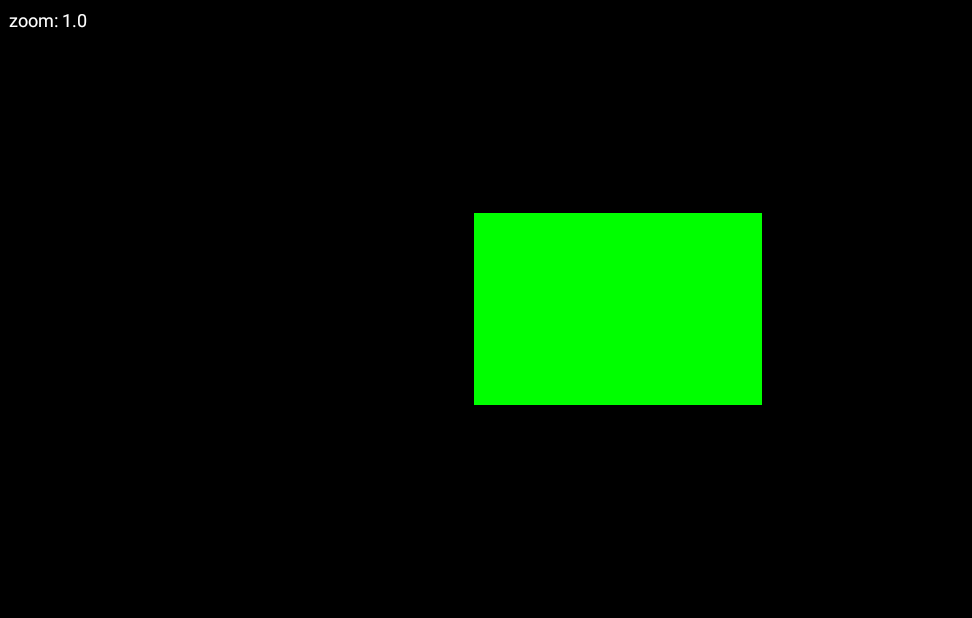
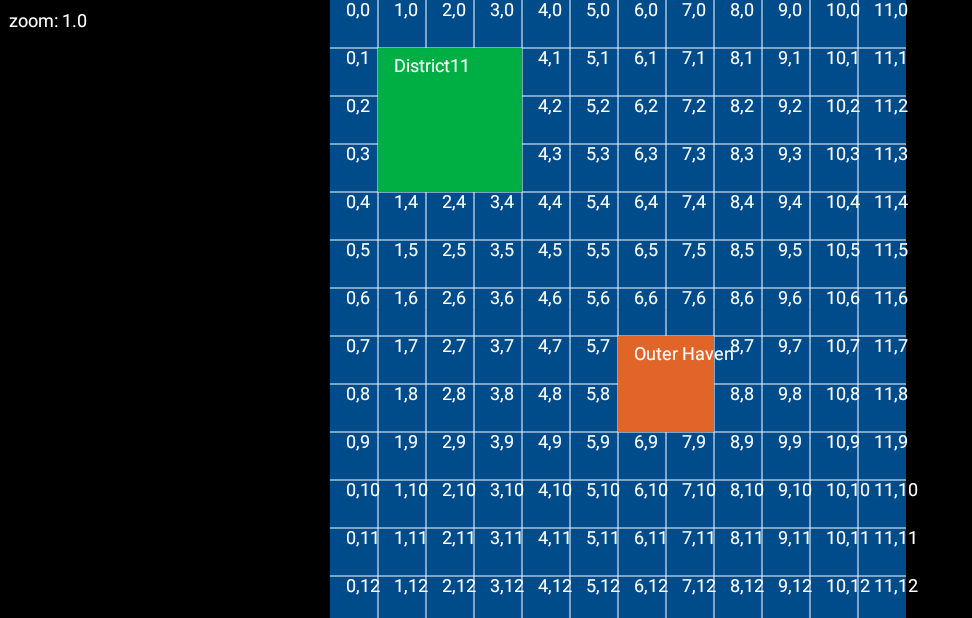
Before and after one commit to kepocnhh/ExtractionTechDemo, an Android app: the screen it shows after launch (GeneralActivity), on a phone screen of 824 x 412 dp (held sideways). Shown: the whole screen, without its empty margins (0-972 px from the left). Run offline under Robolectric (Android 15) with nearby library versions, the phone set to English and light mode, and no system bars.

Commit message:
work with draw locations with tech info

```diff
--- a/build.gradle
+++ b/build.gradle
@@ -13,7 +13,7 @@ allprojects {
     }
     ext {
         applicationId = 'stan.xtr.ctn'
-        versionCode = 1710022004
-        versionName = "0.00.07dev"
+        versionCode = 1710031910
+        versionName = "0.00.08dev"
     }
 }
--- a/business/src/main/java/stan/xtr/ctn/core/locations/ExtractionBase.java
+++ b/business/src/main/java/stan/xtr/ctn/core/locations/ExtractionBase.java
@@ -1,8 +1,13 @@
 package stan.xtr.ctn.core.locations;
+
+import stan.xtr.ctn.core.positions.Coordinates;
+import stan.xtr.ctn.core.positions.Size;
 
 public interface ExtractionBase
 {
     long id();
     long parentId();
     String name();
+    Size size();
+    Coordinates coordinates();
 }
--- a/implementation/src/main/java/stan/xtr/ctn/modules/locations/ExtractionBaseData.java
+++ b/implementation/src/main/java/stan/xtr/ctn/modules/locations/ExtractionBaseData.java
@@ -1,20 +1,24 @@
 package stan.xtr.ctn.modules.locations;
 
 import stan.xtr.ctn.core.locations.ExtractionBase;
+import stan.xtr.ctn.core.positions.Coordinates;
+import stan.xtr.ctn.core.positions.Size;
 
 public class ExtractionBaseData
     implements ExtractionBase
 {
-    static public ExtractionBase create(long id, long parentId, String name)
+    static public ExtractionBase create(long id, long parentId, String name, Size size, Coordinates coordinates)
     {
-        return new ExtractionBaseData(id, parentId, name);
+        return new ExtractionBaseData(id, parentId, name, size, coordinates);
     }
 
     private final long id;
     private final long parentId;
     private final String name;
+    private final Size size;
+    private final Coordinates coordinates;
 
-    private ExtractionBaseData(long id, long parentId, String name)
+    private ExtractionBaseData(long id, long parentId, String name, Size size, Coordinates coordinates)
     {
         this.id = id;
         this.parentId = parentId;
@@ -23,6 +27,16 @@ public class ExtractionBaseData
             throw new RuntimeException("Property name must be not null!");
         }
         this.name = name;
+        if(size == null)
+        {
+            throw new IllegalArgumentException("Property size must be not null!");
+        }
+        this.size = size;
+        if(coordinates == null)
+        {
+            throw new IllegalArgumentException("Property coordinates must be not null!");
+        }
+        this.coordinates = coordinates;
     }
 
     public long id()
@@ -36,6 +50,14 @@ public class ExtractionBaseData
     public String name()
     {
         return name;
+    }
+    public Size size()
+    {
+        return size;
+    }
+    public Coordinates coordinates()
+    {
+        return coordinates;
     }
 
     public String toString()
--- a/presentation/src/main/java/stan/xtr/ctn/modules/general/GeneralActivity.java
+++ b/presentation/src/main/java/stan/xtr/ctn/modules/general/GeneralActivity.java
@@ -49,10 +49,12 @@ public class GeneralActivity
     }
     protected void init()
     {
-        Town town = TownData.create(1, 0, "Chicago", SizeData.create(6, 4));
+        Town town = TownData.create(1, 0, "Chicago", SizeData.create(12, 16));
         test(town);
 //        log(town);
-        townMap = new TownMapView(this, town);
+        townMap = new TownMapView(this, town,
+                App.component().data().local().locations().extractionBases().getAllFrom(town).get(0),
+                App.component().data().local().locations().districts().getAllFrom(town));
         townMap.setLayoutParams(new FrameLayout.LayoutParams(ViewGroup.LayoutParams.MATCH_PARENT, ViewGroup.LayoutParams.MATCH_PARENT));
         main_frame.addView(townMap);
         draw(town);
@@ -61,13 +63,15 @@ public class GeneralActivity
     private void draw(Town town)
     {
 //        townMap.setBackgroundColor(Color.parseColor("#00ff00"));
-        townMap.setTownBackgroundColor(Color.parseColor("#00ff00"));
+        townMap.setTownBackgroundColor(Color.parseColor("#004B8A"));
+        townMap.setExtractionBaseBackgroundColor(Color.parseColor("#E16428"));
+        townMap.setDistrictBackgroundColor(Color.parseColor("#00AF43"));
     }
 
     private void test(Town town)
     {
         App.component().data().local().map().towns().add(town);
-        test(ExtractionBaseData.create(11, town.id(), "Outer Haven"));
+        test(ExtractionBaseData.create(11, town.id(), "Outer Haven", SizeData.create(8, 8), CoordinatesData.create(6, 7)));
         test(DistrictData.create(11, town.id(), "District11", SizeData.create(12, 12), CoordinatesData.create(1, 1)));
     }
     private void test(ExtractionBase base)
--- a/presentation/src/main/java/stan/xtr/ctn/units/views/TownMapView.java
+++ b/presentation/src/main/java/stan/xtr/ctn/units/views/TownMapView.java
@@ -8,6 +8,10 @@ import android.util.Log;
 import android.view.MotionEvent;
 import android.view.View;
 
+import java.util.List;
+
+import stan.xtr.ctn.core.locations.District;
+import stan.xtr.ctn.core.locations.ExtractionBase;
 import stan.xtr.ctn.core.map.Town;
 
 public class TownMapView
@@ -15,6 +19,9 @@ public class TownMapView
 {
     private final Paint backgroundPaint = new Paint(Paint.ANTI_ALIAS_FLAG);
     private final Paint townBackgroundPaint = new Paint(Paint.ANTI_ALIAS_FLAG);
+    private final Paint extractionBaseBackgroundPaint = new Paint(Paint.ANTI_ALIAS_FLAG);
+    private final Paint districtBackgroundPaint = new Paint(Paint.ANTI_ALIAS_FLAG);
+    private final Paint techLinePaint = new Paint(Paint.ANTI_ALIAS_FLAG);
     private final Paint techTextPaint = new Paint(Paint.ANTI_ALIAS_FLAG);
     private final float density;
 
@@ -28,11 +35,11 @@ public class TownMapView
     private float startedTrackingZoom;
     private float startedTrackingZoomDistance;
     private float zoom = 1;
-    private int backgroundColor = Color.BLACK;
-    private Town town;
-    private int townBackgroundColor = Color.RED;
+    private final Town town;
+    private final ExtractionBase base;
+    private final List<District> districts;
 
-    public TownMapView(Context context, Town t)
+    public TownMapView(Context context, Town t, ExtractionBase b, List<District> ds)
     {
         super(context);
         density = context.getResources().getDisplayMetrics().density;
@@ -44,6 +51,16 @@ public class TownMapView
             throw new IllegalArgumentException("Property town must be exist!");
         }
         town = t;
+        if(b == null)
+        {
+            throw new IllegalArgumentException("Property base must be exist!");
+        }
+        base = b;
+        if(ds == null)
+        {
+            throw new IllegalArgumentException("Property districts must be exist!");
+        }
+        districts = ds;
         lastTouchEvent = TouchEvent.NONE;
         recalculate();
         setOnClickListener(new OnClickListener()
@@ -55,24 +72,33 @@ public class TownMapView
     }
     private void setTechProperties()
     {
+        techLinePaint.setColor(Color.WHITE);
         techTextPaint.setColor(Color.WHITE);
         techTextPaint.setTextSize(px(12));
     }
 
     public void setBackgroundColor(int color)
     {
-        backgroundColor = color;
+        backgroundPaint.setColor(color);
         recalculate();
     }
     public void setTownBackgroundColor(int color)
     {
-        townBackgroundColor = color;
+        townBackgroundPaint.setColor(color);
+        recalculate();
+    }
+    public void setExtractionBaseBackgroundColor(int color)
+    {
+        extractionBaseBackgroundPaint.setColor(color);
+        recalculate();
+    }
+    public void setDistrictBackgroundColor(int color)
+    {
+        districtBackgroundPaint.setColor(color);
         recalculate();
     }
     private void recalculate()
     {
-        backgroundPaint.setColor(backgroundColor);
-        townBackgroundPaint.setColor(townBackgroundColor);
     }
 
     public boolean onTouchEvent(MotionEvent ev)
@@ -242,15 +268,70 @@ public class TownMapView
     protected void onDraw(Canvas canvas)
     {
         canvas.drawRect(0, 0, getWidth(), getHeight(), backgroundPaint);
-        if(town != null)
-        {
-            onDrawTown(canvas, town);
-        }
+        onDrawTown(canvas, town);
+        onDrawExtractionBase(canvas, base);
+        onDrawDistricts(canvas, districts);
         onDrawTech(canvas);
     }
     private void onDrawTown(Canvas canvas, Town town)
     {
         canvas.drawRect(xOffset, yOffset, xOffset + town.size().width()*elementSize, yOffset + town.size().height()*elementSize, townBackgroundPaint);
+        onDrawTownTech(canvas, town);
+    }
+    private void onDrawTownTech(Canvas canvas, Town town)
+    {
+        for(int x=1; x<town.size().width(); x++)
+        {
+            canvas.drawLine(xOffset + elementSize*x, yOffset, xOffset + elementSize*x, yOffset + town.size().height()*elementSize, techLinePaint);
+        }
+        for(int y=1; y<town.size().height(); y++)
+        {
+            canvas.drawLine(xOffset, yOffset + elementSize*y, xOffset + town.size().width()*elementSize, yOffset + elementSize*y, techLinePaint);
+        }
+        for(int x=0; x<town.size().width(); x++)
+        {
+            for(int y=0; y<town.size().height(); y++)
+            {
+                canvas.drawText(x + "," + y, xOffset + elementSize*x + elementSize/3, yOffset + elementSize*y + elementSize/3, techTextPaint);
+            }
+        }
+    }
+    private void onDrawExtractionBase(Canvas canvas, ExtractionBase base)
+    {
+        canvas.drawRect(xOffset + base.coordinates().x()*elementSize,
+                yOffset + base.coordinates().y()*elementSize,
+                xOffset + base.coordinates().x()*elementSize + (base.size().width()/4)*elementSize,
+                yOffset + base.coordinates().y()*elementSize + (base.size().height()/4)*elementSize, extractionBaseBackgroundPaint);
+        onDrawExtractionBaseTech(canvas, base);
+    }
+    private void onDrawExtractionBaseTech(Canvas canvas, ExtractionBase base)
+    {
+        canvas.drawText(base.name(),
+                xOffset + base.coordinates().x()*elementSize + elementSize/3,
+                yOffset + base.coordinates().y()*elementSize + elementSize/2,
+                techTextPaint);
+    }
+    private void onDrawDistricts(Canvas canvas, List<District> districts)
+    {
+        for(District district: districts)
+        {
+            onDrawDistrict(canvas, district);
+        }
+    }
+    private void onDrawDistrict(Canvas canvas, District district)
+    {
+        canvas.drawRect(xOffset + district.coordinates().x()*elementSize,
+                yOffset + district.coordinates().y()*elementSize,
+                xOffset + district.coordinates().x()*elementSize + (district.size().width()/4)*elementSize,
+                yOffset + district.coordinates().y()*elementSize + (district.size().height()/4)*elementSize, districtBackgroundPaint);
+        onDrawDistrictTech(canvas, district);
+    }
+    private void onDrawDistrictTech(Canvas canvas, District district)
+    {
+        canvas.drawText(district.name(),
+                xOffset + district.coordinates().x()*elementSize + elementSize/3,
+                yOffset + district.coordinates().y()*elementSize + elementSize/2,
+                techTextPaint);
     }
     private void onDrawTech(Canvas canvas)
     {
```
